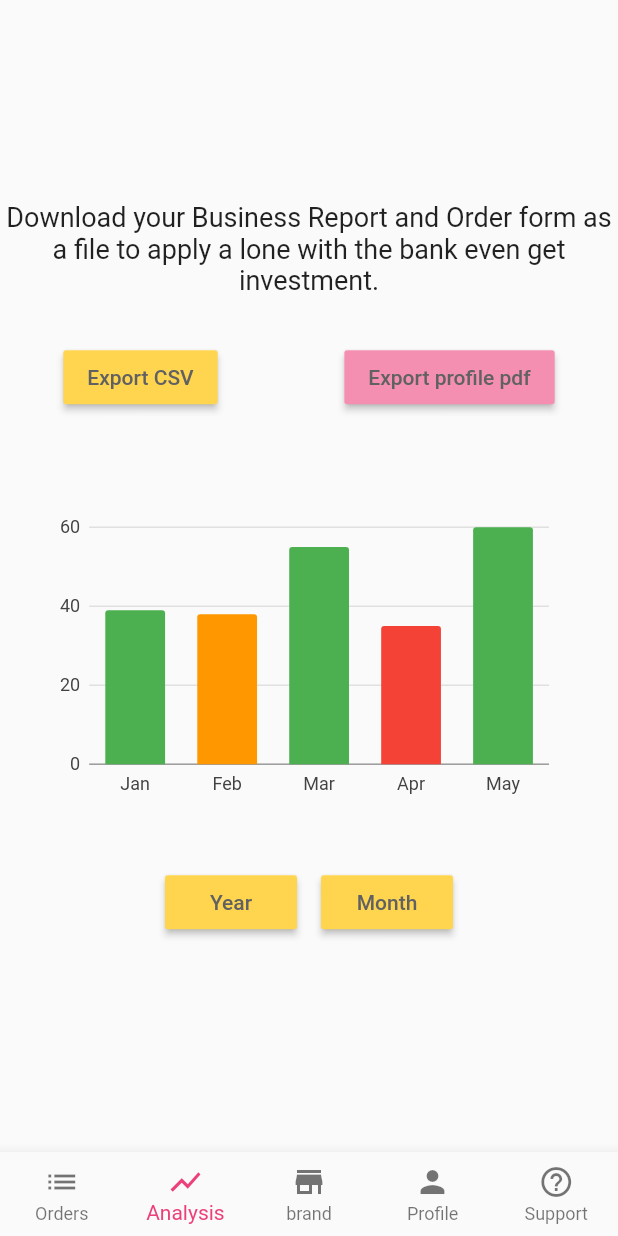
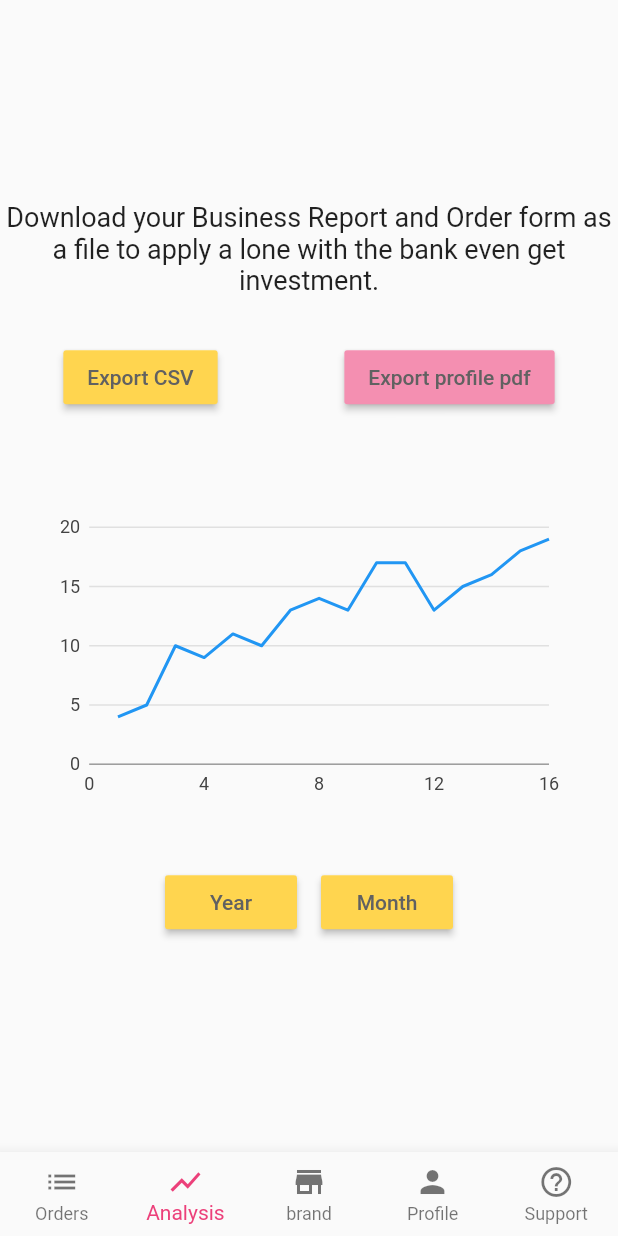
Before and after one commit to chloe722/good_share, a Flutter app: the SellerScreen screen opened directly, item 2 of the bottom bar chosen, after a tap on "Month", on a phone screen of 412 x 824 dp. Run offline on Flutter 3.47's test engine with Material 2 defaults, Android fonts, the phone set to English and light mode, and no system bars; our stand-ins replace charts_flutter, google_maps_flutter, rxdart, signature.

Commit message:
Use line chart

```diff
--- a/lib/seller/charts.dart
+++ b/lib/seller/charts.dart
@@ -13,47 +13,47 @@ class SalesPoint {
             r: color.red, g: color.green, b: color.blue, a: color.alpha);
 }
 
+// class YearlyChart extends StatelessWidget {
+//   @override
+//   Widget build(BuildContext context) {
+//     final yearData = [
+//       SalesPoint('2016', 12, Colors.red),
+//       SalesPoint('2017', 42, Colors.yellow),
+//       SalesPoint('2018', 55, Colors.green),
+//     ];
+
+//     var series = [
+//       charts.Series(
+//         id: 'year-sales',
+//         domainFn: (SalesPoint clickData, _) => clickData.label,
+//         measureFn: (SalesPoint clickData, _) => clickData.sales,
+//         colorFn: (SalesPoint clickData, _) => clickData.color,
+//         data: yearData,
+//       ),
+//     ];
+//     var chart = charts.BarChart(
+//       series,
+//       animate: true,
+//     );
+//     var chartWidget = Padding(
+//       padding: EdgeInsets.all(32.0),
+//       child: SizedBox(
+//         height: 200.0,
+//         child: chart,
+//       ),
+//     );
+//     return Container(
+//       child: Column(
+//         mainAxisAlignment: MainAxisAlignment.center,
+//         children: <Widget>[
+//           chartWidget,
+//         ],
+//       ),
+//     );
+//   }
+// }
+
 class YearlyChart extends StatelessWidget {
-  @override
-  Widget build(BuildContext context) {
-    final yearData = [
-      SalesPoint('2016', 12, Colors.red),
-      SalesPoint('2017', 42, Colors.yellow),
-      SalesPoint('2018', 55, Colors.green),
-    ];
-
-    var series = [
-      charts.Series(
-        id: 'year-sales',
-        domainFn: (SalesPoint clickData, _) => clickData.label,
-        measureFn: (SalesPoint clickData, _) => clickData.sales,
-        colorFn: (SalesPoint clickData, _) => clickData.color,
-        data: yearData,
-      ),
-    ];
-    var chart = charts.BarChart(
-      series,
-      animate: true,
-    );
-    var chartWidget = Padding(
-      padding: EdgeInsets.all(32.0),
-      child: SizedBox(
-        height: 200.0,
-        child: chart,
-      ),
-    );
-    return Container(
-      child: Column(
-        mainAxisAlignment: MainAxisAlignment.center,
-        children: <Widget>[
-          chartWidget,
-        ],
-      ),
-    );
-  }
-}
-
-class MonthlyChart extends StatelessWidget {
   @override
   Widget build(BuildContext context) {
     final monthData = [
@@ -94,3 +94,44 @@ class MonthlyChart extends StatelessWidget {
     );
   }
 }
+
+class MonthlyChart extends StatelessWidget {
+  @override
+  Widget build(BuildContext context) {
+    final monthData = [
+      SalesPoint('Jan', 39, Colors.green),
+      SalesPoint('Feb', 38, Colors.orange),
+      SalesPoint('Mar', 55, Colors.green),
+      SalesPoint('Apr', 35, Colors.red),
+      SalesPoint('May', 60, Colors.green),
+    ];
+
+    var series = [
+      charts.Series(
+        id: 'month-sales',
+        domainFn: (int point, index) => index + 1,
+        measureFn: (int point, index) => point,
+        data: [4, 5, 10, 9, 11, 10, 13, 14, 13, 17, 17, 13, 15, 16, 18, 19],
+      ),
+    ];
+    var chart = charts.LineChart(
+      series,
+      animate: true,
+    );
+    var chartWidget = Padding(
+      padding: EdgeInsets.all(32.0),
+      child: SizedBox(
+        height: 200.0,
+        child: chart,
+      ),
+    );
+    return Container(
+      child: Column(
+        mainAxisAlignment: MainAxisAlignment.center,
+        children: <Widget>[
+          chartWidget,
+        ],
+      ),
+    );
+  }
+}
```
